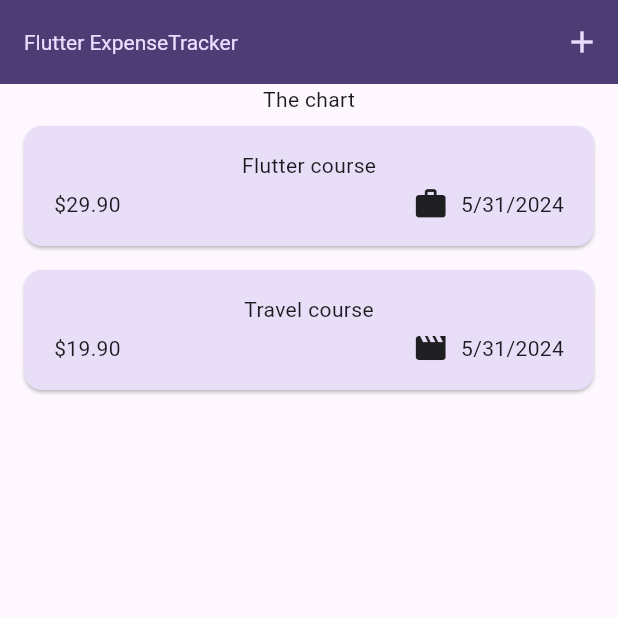
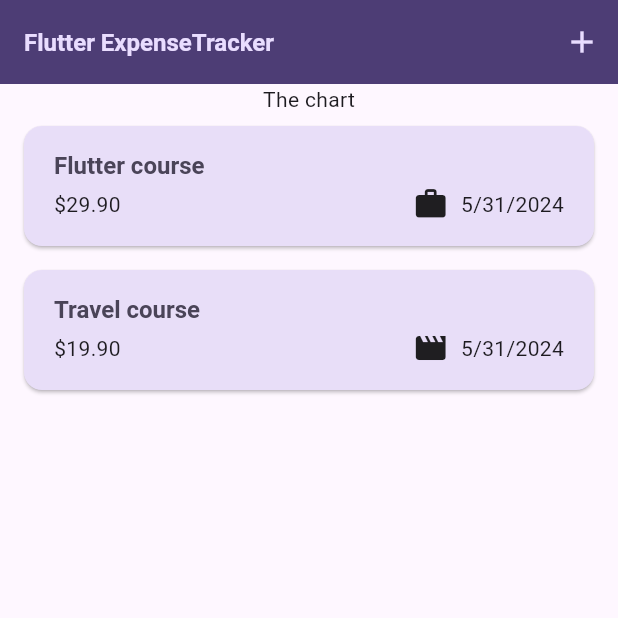
Before and after one commit to KarlieKKY/expense_tracker, a Flutter app: the screen it shows after launch, on a phone screen of 412 x 824 dp, the top half of it. Run offline on Flutter 3.47's test engine with Material 3 defaults, Android fonts, the phone set to English and light mode, and no system bars.

Commit message:
using theme data in widgets

```diff
--- a/lib/main.dart
+++ b/lib/main.dart
@@ -28,9 +28,9 @@ void main() {
         ),
         textTheme: ThemeData().textTheme.copyWith(
               titleLarge: TextStyle(
-                  fontWeight: FontWeight.normal,
+                  fontWeight: FontWeight.bold,
                   color: kColorScheme.onSecondaryContainer,
-                  fontSize: 14),
+                  fontSize: 16),
             ),
       ),
       home: const Expenses(),
--- a/lib/widgets/expenses_list/expense_item.dart
+++ b/lib/widgets/expenses_list/expense_item.dart
@@ -14,8 +14,12 @@ class ExpenseItem extends StatelessWidget {
           vertical: 16,
         ),
         child: Column(
+          crossAxisAlignment: CrossAxisAlignment.start,
           children: [
-            Text(expense.title),
+            Text(
+              expense.title,
+              style: Theme.of(context).textTheme.titleLarge,
+            ),
             const SizedBox(height: 4),
             Row(
               children: [
--- a/lib/widgets/expenses_list/expenses_list.dart
+++ b/lib/widgets/expenses_list/expenses_list.dart
@@ -19,6 +19,12 @@ class ExpensesList extends StatelessWidget {
       itemCount: expenses.length,
       itemBuilder: (ctx, index) => Dismissible(
         key: ValueKey(expenses[index]),
+        background: Container(
+          color: Theme.of(context).colorScheme.error.withOpacity(0.75),
+          margin: EdgeInsets.symmetric(
+            horizontal: Theme.of(context).cardTheme.margin!.horizontal,
+          ),
+        ),
         onDismissed: (direction) {
           onRemoveExpense(expenses[index]);
         },
```
